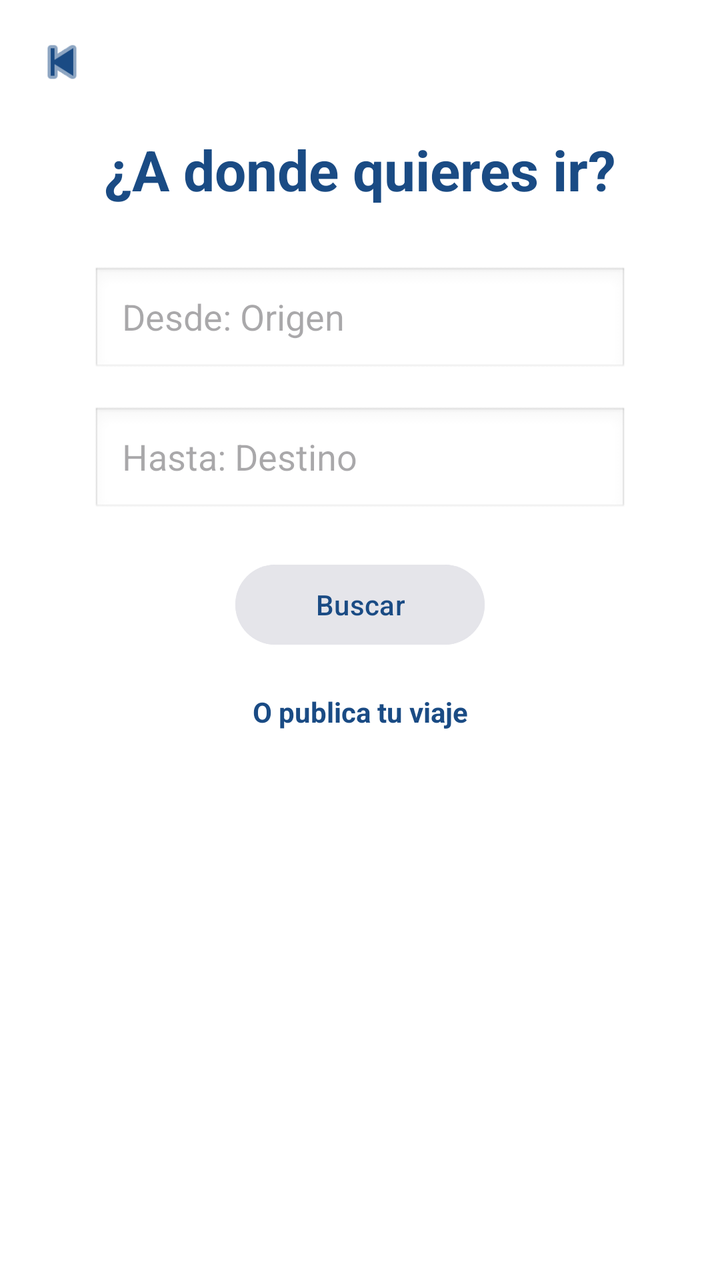
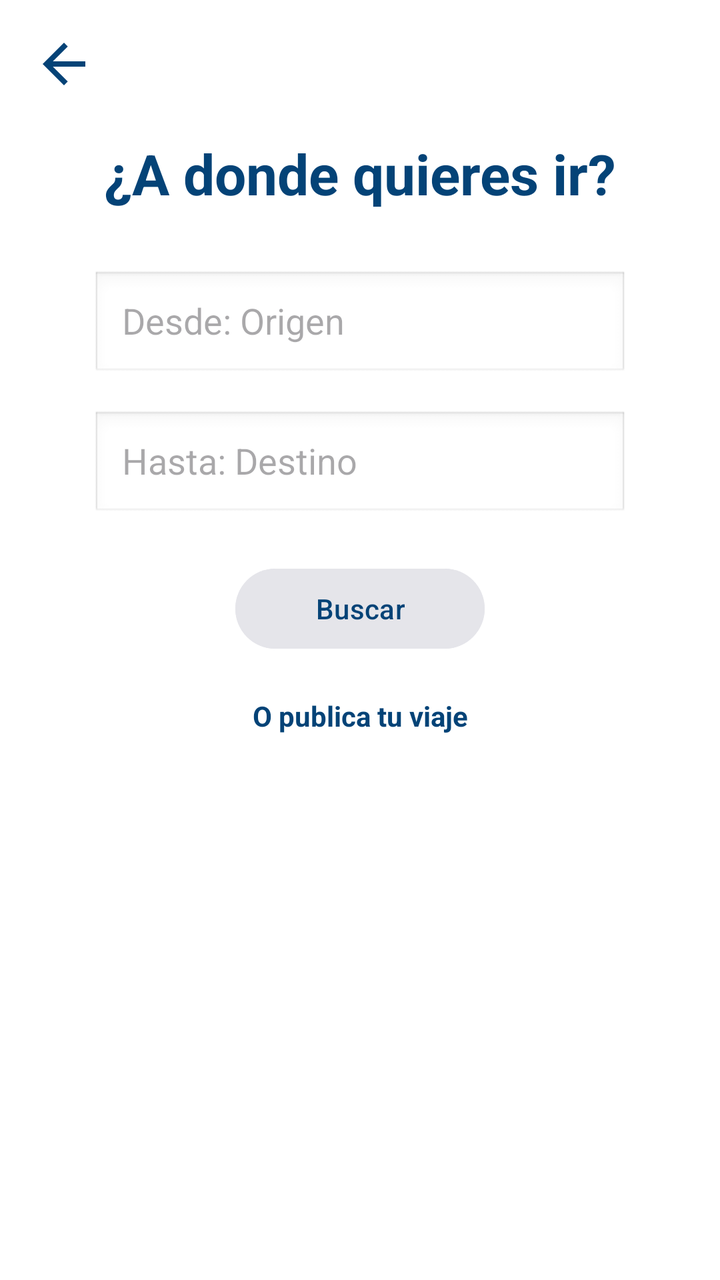

Screens rendered from an Android XML layout before and after an edit, with the pre-edit source and the edit as a unified diff.
<!-- AndroidManifest.xml: application theme Theme.ProyectoFloppy -->
<!-- res/layout/fragment_buscarviaje.xml -->
<?xml version="1.0" encoding="utf-8"?>
<FrameLayout xmlns:android="http://schemas.android.com/apk/res/android"
    xmlns:app="http://schemas.android.com/apk/res-auto"
    xmlns:tools="http://schemas.android.com/tools"
    android:layout_width="match_parent"
    android:layout_height="match_parent"
    android:background="#FFFFFF"
    tools:context=".Fragment_buscarviaje">

    <ScrollView
        android:layout_width="match_parent"
        android:layout_height="match_parent"
        android:fillViewport="true">

        <androidx.constraintlayout.widget.ConstraintLayout
            android:layout_width="match_parent"
            android:layout_height="wrap_content"
            android:padding="16dp">

            <ImageView
                android:id="@+id/btnBack"
                android:layout_width="30dp"
                android:layout_height="30dp"
                android:src="@android:drawable/ic_media_previous"
                app:layout_constraintStart_toStartOf="parent"
                app:layout_constraintTop_toTopOf="parent"
                app:tint="#1A4B84" />

            <TextView
                android:id="@+id/tvTitle"
                android:layout_width="wrap_content"
                android:layout_height="wrap_content"
                android:layout_marginTop="20dp"
                android:text="¿A donde quieres ir?"
                android:textColor="#1A4B84"
                android:textSize="28sp"
                android:textStyle="bold"
                app:layout_constraintEnd_toEndOf="parent"
                app:layout_constraintStart_toStartOf="parent"
                app:layout_constraintTop_toBottomOf="@+id/btnBack" />

            <EditText
                android:id="@+id/etOrigin"
                android:layout_width="0dp"
                android:layout_height="55dp"
                android:layout_marginTop="30dp"
                android:layout_marginHorizontal="30dp"
                android:background="@android:drawable/edit_text"
                android:hint="Desde: Origen"
                android:paddingStart="15dp"
                app:layout_constraintEnd_toEndOf="parent"
                app:layout_constraintStart_toStartOf="parent"
                app:layout_constraintTop_toBottomOf="@+id/tvTitle" />

            <EditText
                android:id="@+id/etDestination"
                android:layout_width="0dp"
                android:layout_height="55dp"
                android:layout_marginTop="15dp"
                android:layout_marginHorizontal="30dp"
                android:background="@android:drawable/edit_text"
                android:hint="Hasta: Destino"
                android:paddingStart="15dp"
                app:layout_constraintEnd_toEndOf="parent"
                app:layout_constraintStart_toStartOf="parent"
                app:layout_constraintTop_toBottomOf="@+id/etOrigin" />

            <Button
                android:id="@+id/btnSearch"
                android:layout_width="wrap_content"
                android:layout_height="wrap_content"
                android:layout_marginTop="20dp"
                android:backgroundTint="#E5E5EA"
                android:paddingHorizontal="40dp"
                android:text="Buscar"
                android:textAllCaps="false"
                android:textColor="#1A4B84"
                app:layout_constraintEnd_toEndOf="parent"
                app:layout_constraintStart_toStartOf="parent"
                app:layout_constraintTop_toBottomOf="@+id/etDestination" />

            <TextView
                android:id="@+id/tvPublish"
                android:layout_width="wrap_content"
                android:layout_height="wrap_content"
                android:layout_marginTop="20dp"
                android:text="O publica tu viaje"
                android:textColor="#1A4B84"
                android:textStyle="bold"
                app:layout_constraintEnd_toEndOf="parent"
                app:layout_constraintStart_toStartOf="parent"
                app:layout_constraintTop_toBottomOf="@+id/btnSearch" />

            <TextView
                android:id="@+id/tvNoResults"
                android:layout_width="wrap_content"
                android:layout_height="wrap_content"
                android:layout_marginTop="30dp"
                android:text="No se encontraron viajes"
                android:textColor="#8E8E93"
                android:visibility="gone"
                app:layout_constraintEnd_toEndOf="parent"
                app:layout_constraintStart_toStartOf="parent"
                app:layout_constraintTop_toBottomOf="@+id/tvPublish" />

            <androidx.recyclerview.widget.RecyclerView
                android:id="@+id/rvViajes"
                android:layout_width="0dp"
                android:layout_height="wrap_content"
                android:layout_marginTop="20dp"
                android:layout_marginHorizontal="16dp"
                app:layout_constraintEnd_toEndOf="parent"
                app:layout_constraintStart_toStartOf="parent"
                app:layout_constraintTop_toBottomOf="@+id/tvPublish" />

        </androidx.constraintlayout.widget.ConstraintLayout>
    </ScrollView>
</FrameLayout>
<!-- resources referenced by this layout -->
<resources>
  <style name="Theme.ProyectoFloppy" parent="Base.Theme.ProyectoFloppy" />
  <style name="Base.Theme.ProyectoFloppy" parent="Theme.Material3.DayNight.NoActionBar">
          
          
      </style>
</resources>

<!-- the commit's change to res/layout/fragment_buscarviaje.xml (unified diff, before → after) -->
@@ -19,20 +19,20 @@
 
             <ImageView
                 android:id="@+id/btnBack"
-                android:layout_width="30dp"
-                android:layout_height="30dp"
-                android:src="@android:drawable/ic_media_previous"
+                android:layout_width="32dp"
+                android:layout_height="32dp"
+                android:src="@drawable/baseline_arrow_back_24"
                 app:layout_constraintStart_toStartOf="parent"
                 app:layout_constraintTop_toTopOf="parent"
-                app:tint="#1A4B84" />
+                app:tint="@color/corporativo" />
 
             <TextView
                 android:id="@+id/tvTitle"
                 android:layout_width="wrap_content"
                 android:layout_height="wrap_content"
                 android:layout_marginTop="20dp"
-                android:text="¿A donde quieres ir?"
-                android:textColor="#1A4B84"
+                android:text="@string/viaje_donde_ir"
+                android:textColor="@color/corporativo"
                 android:textSize="28sp"
                 android:textStyle="bold"
                 app:layout_constraintEnd_toEndOf="parent"
@@ -46,7 +46,7 @@
                 android:layout_marginTop="30dp"
                 android:layout_marginHorizontal="30dp"
                 android:background="@android:drawable/edit_text"
-                android:hint="Desde: Origen"
+                android:hint="@string/viaje_desde_origen"
                 android:paddingStart="15dp"
                 app:layout_constraintEnd_toEndOf="parent"
                 app:layout_constraintStart_toStartOf="parent"
@@ -59,7 +59,7 @@
                 android:layout_marginTop="15dp"
                 android:layout_marginHorizontal="30dp"
                 android:background="@android:drawable/edit_text"
-                android:hint="Hasta: Destino"
+                android:hint="@string/viaje_hasta_destino"
                 android:paddingStart="15dp"
                 app:layout_constraintEnd_toEndOf="parent"
                 app:layout_constraintStart_toStartOf="parent"
@@ -72,9 +72,9 @@
                 android:layout_marginTop="20dp"
                 android:backgroundTint="#E5E5EA"
                 android:paddingHorizontal="40dp"
-                android:text="Buscar"
+                android:text="@string/viaje_buscar_btn"
                 android:textAllCaps="false"
-                android:textColor="#1A4B84"
+                android:textColor="@color/corporativo"
                 app:layout_constraintEnd_toEndOf="parent"
                 app:layout_constraintStart_toStartOf="parent"
                 app:layout_constraintTop_toBottomOf="@+id/etDestination" />
@@ -84,8 +84,8 @@
                 android:layout_width="wrap_content"
                 android:layout_height="wrap_content"
                 android:layout_marginTop="20dp"
-                android:text="O publica tu viaje"
-                android:textColor="#1A4B84"
+                android:text="@string/viaje_o_publica"
+                android:textColor="@color/corporativo"
                 android:textStyle="bold"
                 app:layout_constraintEnd_toEndOf="parent"
                 app:layout_constraintStart_toStartOf="parent"
@@ -96,7 +96,7 @@
                 android:layout_width="wrap_content"
                 android:layout_height="wrap_content"
                 android:layout_marginTop="30dp"
-                android:text="No se encontraron viajes"
+                android:text="@string/viaje_no_encontrados"
                 android:textColor="#8E8E93"
                 android:visibility="gone"
                 app:layout_constraintEnd_toEndOf="parent"
<!-- resource entries referenced after the edit -->
@@ -1,5 +1,22 @@
 <!-- resources referenced by this layout -->
 <resources>
+  <color name="corporativo">#044377</color>
+  <!-- drawable baseline_arrow_back_24 (drawable) -->
+  <vector xmlns:android="http://schemas.android.com/apk/res/android"
+      android:width="24dp"
+      android:height="24dp"
+      android:viewportWidth="24.0"
+      android:viewportHeight="24.0">
+      <path
+          android:fillColor="#FF000000"
+          android:pathData="M20,11H7.83l5.59,-5.59L12,4l-8,8 8,8 1.41,-1.41L7.83,13H20v-2z"/>
+  </vector>
+  <string name="viaje_buscar_btn">Buscar</string>
+  <string name="viaje_desde_origen">Desde: Origen</string>
+  <string name="viaje_donde_ir">¿A donde quieres ir?</string>
+  <string name="viaje_hasta_destino">Hasta: Destino</string>
+  <string name="viaje_no_encontrados">No se encontraron viajes</string>
+  <string name="viaje_o_publica">O publica tu viaje</string>
   <style name="Theme.ProyectoFloppy" parent="Base.Theme.ProyectoFloppy" />
   <style name="Base.Theme.ProyectoFloppy" parent="Theme.Material3.DayNight.NoActionBar">
           
